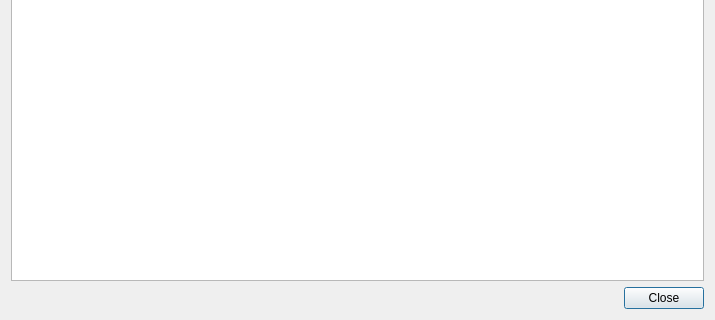
The window that src/flarm/FlarmNetOverview.ui (startkladde/startkladde) describes before a commit, drawn with Qt 5; both pictures show x 0 to 715 and y 280 to 600 of the 715 by 600 pixel window.
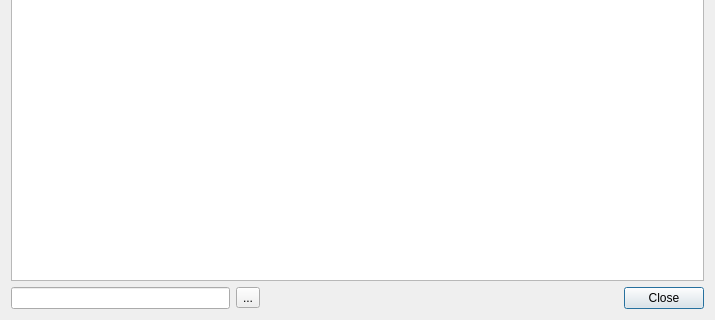
The same window after the commit. Custom widgets are drawn as their Qt base class.

Commit message: added search box and filter

```diff
--- a/src/flarm/FlarmNetOverview.ui
+++ b/src/flarm/FlarmNetOverview.ui
@@ -38,6 +38,31 @@
       <bool>false</bool>
      </attribute>
     </widget>
+   </item>
+   <item>
+    <layout class="QHBoxLayout" name="horizontalLayout">
+     <item>
+      <widget class="QLineEdit" name="searchEdit"/>
+     </item>
+     <item>
+      <widget class="QToolButton" name="clearButton">
+       <property name="text">
+        <string>...</string>
+       </property>
+      </widget>
+     </item>
+     <item>
+      <spacer name="horizontalSpacer">
+       <property name="orientation">
+        <enum>Qt::Horizontal</enum>
+       </property>
+       <property name="sizeHint" stdset="0">
+        <size>
+         <width>40</width>
+         <height>20</height>
+        </size>
+       </property>
+      </spacer>
    </item>
    <item>
     <widget class="QDialogButtonBox" name="buttonBox">
@@ -45,6 +70,8 @@
       <set>QDialogButtonBox::Close</set>
      </property>
     </widget>
+     </item>
+    </layout>
    </item>
   </layout>
  </widget>
```
Left out of the diff: 3 changed lines with no effect on the pictures. Lines whose indentation alone changed are shown as unchanged. The commit also changes 2 other files.
